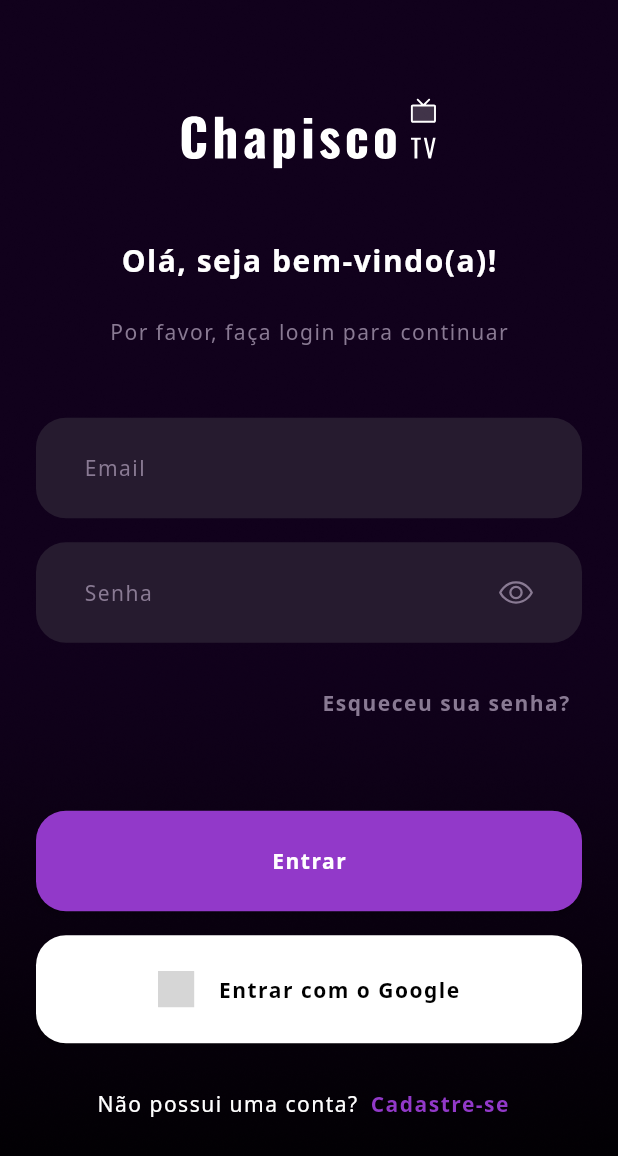
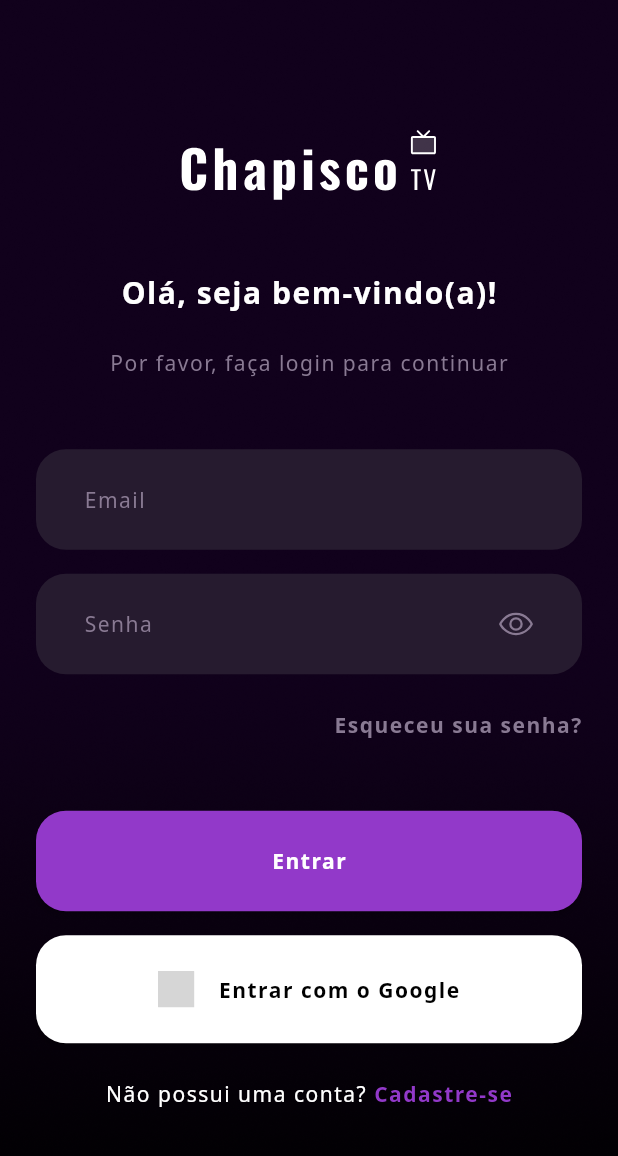
Before and after one commit to r0drigobenicio/chapisco-tv, a Flutter app: the screen it shows after launch, on a phone screen of 412 x 824 dp. Shown: the top 1156 px of the screen. Run offline on Flutter 3.47's test engine with Material 2 defaults, Android fonts, the light colour scheme and no system bars; our stand-ins replace flutter_phosphor_icons, flutter_svg; grey boxes are pictures that could not be loaded.

Commit message:
update login_page

```diff
--- a/lib/views/login/login_page.dart
+++ b/lib/views/login/login_page.dart
@@ -124,12 +124,17 @@
                             ),
                             obscureText: true,
                           ),
-                          const SizedBox(height: 16),
+                          const SizedBox(height: 24),
                           Row(
                             mainAxisAlignment: MainAxisAlignment.end,
                             children: [
                               TextButton(
                                 onPressed: () {},
+                                style: TextButton.styleFrom(
+                                  padding: EdgeInsets.zero,
+                                  minimumSize: Size.zero,
+                                  tapTargetSize: MaterialTapTargetSize.shrinkWrap
+                                ),
                                 child: const Text(
                                   'Esqueceu sua senha?',
                                   style: TextStyle(
@@ -210,12 +215,12 @@
                                   )
                                 )
                               ),
-                              const SizedBox(height: 16,),
+                              const SizedBox(height: 24,),
                               Row(
                                 mainAxisAlignment: MainAxisAlignment.center,
                                 children: [
                                   const Text(
-                                    'Não possui uma conta?',
+                                    'Não possui uma conta? ',
                                     style: TextStyle(
                                       color: AppColors.whiteColor,
                                       letterSpacing: 1
@@ -223,6 +228,11 @@
                                   ),
                                   TextButton(
                                     onPressed: () {},
+                                    style: TextButton.styleFrom(
+                                      padding: EdgeInsets.zero,
+                                      minimumSize: Size.zero,
+                                      tapTargetSize: MaterialTapTargetSize.shrinkWrap
+                                    ),
                                     child: const Text(
                                       'Cadastre-se',
                                       style: TextStyle(
```
